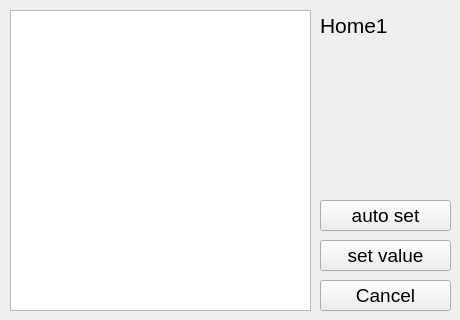
First picture: the form in controllerform.ui, repository Rabenda/mqtt_show_data_client, before the edit.
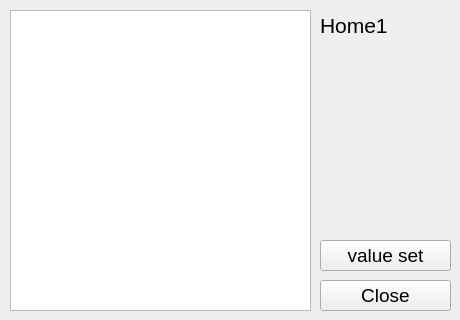
Second picture: the form after the edit. Icons and pictures are not drawn.

The edit to the form file:
```diff
--- a/controllerform.ui
+++ b/controllerform.ui
@@ -34,9 +34,9 @@
   <widget class="QLabel" name="label_ico">
    <property name="geometry">
     <rect>
-     <x>310</x>
+     <x>320</x>
      <y>50</y>
-     <width>141</width>
+     <width>131</width>
      <height>131</height>
     </rect>
    </property>
@@ -78,7 +78,7 @@
     <enum>Qt::Vertical</enum>
    </property>
    <property name="standardButtons">
-    <set>QDialogButtonBox::Cancel</set>
+    <set>QDialogButtonBox::Close</set>
    </property>
   </widget>
   <widget class="QPushButton" name="button_setVal">
@@ -96,25 +96,7 @@
     </font>
    </property>
    <property name="text">
-    <string>set value</string>
-   </property>
-  </widget>
-  <widget class="QPushButton" name="button_setAuto">
-   <property name="geometry">
-    <rect>
-     <x>320</x>
-     <y>200</y>
-     <width>131</width>
-     <height>31</height>
-    </rect>
-   </property>
-   <property name="font">
-    <font>
-     <pointsize>14</pointsize>
-    </font>
-   </property>
-   <property name="text">
-    <string>auto set</string>
+    <string>value set</string>
    </property>
   </widget>
  </widget>
```
Left out of the diff: 2 changed lines with no effect on the pictures.
